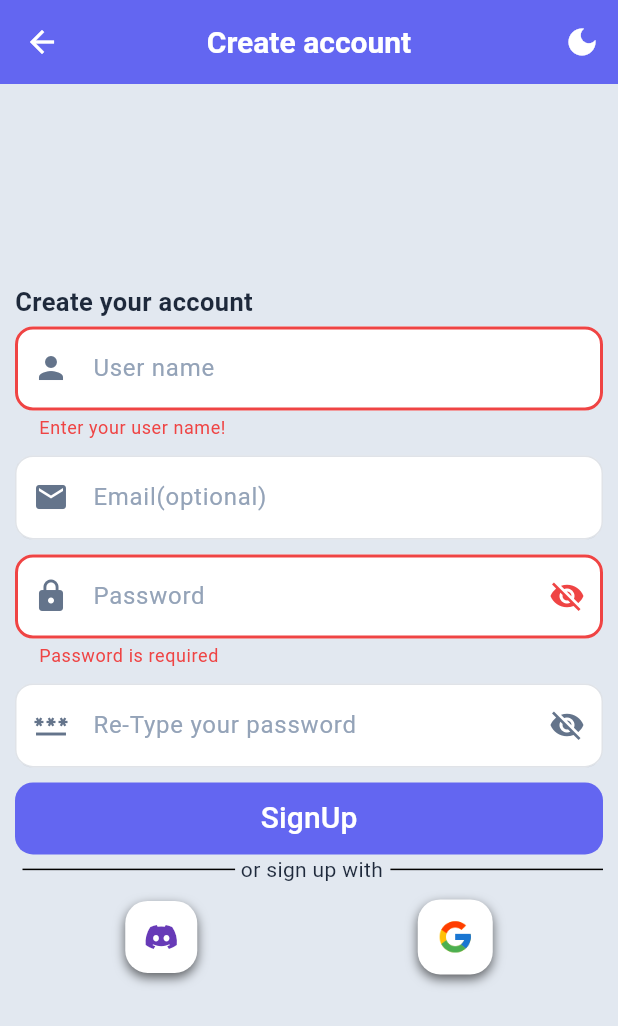
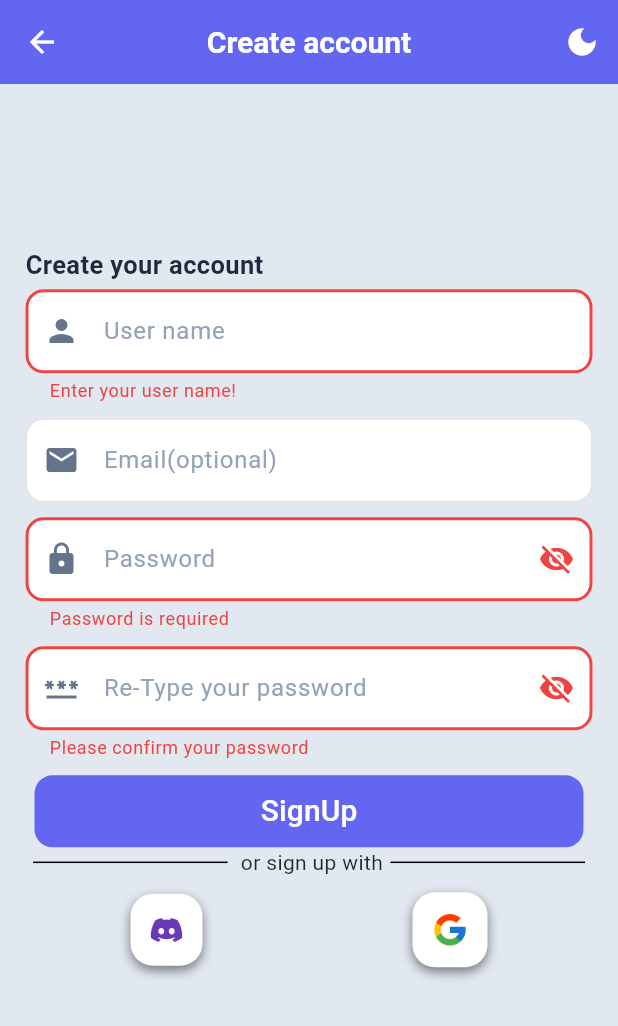
Before and after one commit to BasharSayyedAhmad/talcove, a Flutter app: the SignupScreen screen opened directly, after a tap on "SignUp", on a phone screen of 412 x 824 dp. Shown: the top 1026 px of the screen. Run offline on Flutter 3.47's test engine with Material 3 defaults, Android fonts, the phone set to English and light mode, and no system bars; our stand-ins replace flutter_riverpod, hive_flutter, riverpod_annotation; accounts and stored records are empty; generated files the repository leaves out were written again.

Commit message:
modified some files

```diff
--- a/lib/authentication/signup_screen.dart
+++ b/lib/authentication/signup_screen.dart
@@ -15,15 +15,16 @@ class SignupScreen extends ConsumerStatefulWidget {
 class _SignupScreenState extends ConsumerState<SignupScreen> {
   final usernameController = TextEditingController();
   final emailController = TextEditingController();
-
+  final passwordController = TextEditingController();
   final confirmPasswordController = TextEditingController();
   GlobalKey<FormState> validateKey = GlobalKey<FormState>();
-  String? password;
-  String? confrim;
+
   @override
   void dispose() {
     usernameController.dispose();
     emailController.dispose();
+    passwordController.dispose();
+    confirmPasswordController.dispose();
     super.dispose();
   }
 
@@ -51,10 +52,12 @@ class _SignupScreenState extends ConsumerState<SignupScreen> {
         ),
         body: SingleChildScrollView(
           padding: const EdgeInsets.all(10),
+          child: Padding(
+            padding: const EdgeInsets.symmetric(horizontal: 7.0),
             child: Column(
               crossAxisAlignment: CrossAxisAlignment.start,
               children: [
-              SizedBox(height: screenHeight * 0.15),
+                SizedBox(height: screenHeight * 0.12),
                 Text(
                   S.of(context).createYourAccount,
                   style: const TextStyle(
@@ -81,11 +84,16 @@ class _SignupScreenState extends ConsumerState<SignupScreen> {
                   prefixIcon: const Icon(Icons.email),
                 ),
                 const SizedBox(height: 10),
-              const PasswordFiledSignUp(),
+                PasswordFiledSignUp(passwordController: passwordController),
                 const SizedBox(height: 10),
-              const ConfirmPasswordSignUp(),
+                ConfirmPasswordSignUp(
+                  passwordController: passwordController,
+                  confirmController: confirmPasswordController,
+                ),
                 const SizedBox(height: 10),
-              ElevatedButton(
+                Padding(
+                  padding: const EdgeInsets.symmetric(horizontal: 6),
+                  child: ElevatedButton(
                     onPressed: () async {
                       if (validateKey.currentState!.validate()) {
                         await Future.delayed(const Duration(seconds: 1));
@@ -93,11 +101,16 @@ class _SignupScreenState extends ConsumerState<SignupScreen> {
                     },
                     child: const Text("SignUp", style: TextStyle(fontSize: 20)),
                   ),
+                ),
                 Row(
                   children: [
-                  const Expanded(child: Divider(indent: 5, thickness: 1)),
+                    const Expanded(
+                      child: Divider(indent: 5, thickness: 1, endIndent: 5),
+                    ),
                     Text(S.of(context).orSignUpWith),
-                  const Expanded(child: Divider(indent: 5, thickness: 1)),
+                    const Expanded(
+                      child: Divider(indent: 5, thickness: 1, endIndent: 5),
+                    ),
                   ],
                 ),
                 const SizedBox(height: 10),
@@ -110,7 +123,7 @@ class _SignupScreenState extends ConsumerState<SignupScreen> {
                         color: Theme.of(context).colorScheme.surface,
                         boxShadow: [
                           BoxShadow(
-                          color: Colors.black.withOpacity(0.6),
+                            color: Colors.black.withOpacity(0.5),
                             blurRadius: 6,
                             offset: const Offset(0, 3),
                           ),
@@ -130,7 +143,7 @@ class _SignupScreenState extends ConsumerState<SignupScreen> {
                         borderRadius: BorderRadius.circular(15),
                         boxShadow: [
                           BoxShadow(
-                          color: Colors.black.withOpacity(0.6),
+                            color: Colors.black.withOpacity(0.5),
                             blurRadius: 6,
                             offset: const Offset(0, 3),
                           ),
@@ -150,33 +163,35 @@ class _SignupScreenState extends ConsumerState<SignupScreen> {
             ),
           ),
         ),
+      ),
     );
   }
 }
 
 class PasswordFiledSignUp extends StatefulWidget {
-  const PasswordFiledSignUp({super.key, this.password});
+  const PasswordFiledSignUp({
+    super.key,
+    this.password,
+    this.onChanged,
+    required this.passwordController,
+  });
   final String? password;
+  final Function(String)? onChanged;
+  final TextEditingController passwordController;
 
   @override
   State<PasswordFiledSignUp> createState() => _PasswordFiledSignUpState();
 }
 
 class _PasswordFiledSignUpState extends State<PasswordFiledSignUp> {
-  final passwordController = TextEditingController();
-
   bool isVisible = true;
-  @override
-  void dispose() {
-    passwordController.dispose();
-    super.dispose();
-  }
 
   @override
   Widget build(BuildContext context) {
     return CustomText(
-      controller: passwordController,
+      controller: widget.passwordController,
       hintText: S.of(context).password,
+      onChanged: widget.onChanged,
       show: isVisible,
       validator: (val) => Validators.password(context, val),
       prefixIcon: const Icon(Icons.lock),
@@ -193,28 +208,32 @@ class _PasswordFiledSignUpState extends State<PasswordFiledSignUp> {
 }
 
 class ConfirmPasswordSignUp extends StatefulWidget {
-  const ConfirmPasswordSignUp({super.key, this.confirm, this.onChanged});
-  final String? confirm;
-  final String? Function(String)? onChanged;
+  const ConfirmPasswordSignUp({
+    super.key,
+    required this.confirmController,
+    required this.passwordController,
+  });
+  final TextEditingController passwordController;
+  final TextEditingController confirmController;
+
   @override
   State<ConfirmPasswordSignUp> createState() => _ConfirmPasswordSignUpState();
 }
 
 class _ConfirmPasswordSignUpState extends State<ConfirmPasswordSignUp> {
-  final confirmController = TextEditingController();
   bool isVisible = true;
-  @override
-  void dispose() {
-    confirmController.dispose();
-    super.dispose();
-  }
 
   @override
   Widget build(BuildContext context) {
     return CustomText(
-      controller: confirmController,
+      controller: widget.confirmController,
       hintText: S.of(context).confirm,
-      onChanged: widget.onChanged,
+
+      validator: (val) => Validators.confrimPassword(
+        context,
+        val,
+        widget.passwordController.text,
+      ),
       show: isVisible,
       prefixIcon: const Icon(Icons.password),
       suffixIcon: IconButton(
--- a/lib/core/utils/validators.dart
+++ b/lib/core/utils/validators.dart
@@ -2,20 +2,34 @@ import 'package:flutter/material.dart';
 import 'package:talcove/generated/l10n.dart';
 
 class Validators {
-  static String? password(BuildContext context, String? value) {
-    if (value == null || value.isEmpty) {
-      return S.of(context).passwordValidatorEmpty;
-    }
-    if (value.length < 6) {
-      S.of(context).passwordValidatorShort;
-    }
-    return null;
-  }
-
   static String? username(BuildContext context, String? value) {
     if (value == null || value.isEmpty) {
       return S.of(context).userNameValidatorEmpty;
     }
     return null;
   }
+
+  static String? password(BuildContext context, String? value) {
+    if (value == null || value.isEmpty) {
+      return S.of(context).passwordValidatorEmpty;
+    }
+    if (value.length < 6) {
+      return S.of(context).passwordValidatorShort;
+    }
+    return null;
+  }
+
+  static String? confrimPassword(
+    BuildContext context,
+    String? value,
+    String? original,
+  ) {
+    if (value == null || value.isEmpty) {
+      return S.of(context).confirmPasswordValidatorEmpty;
+    }
+    if (value != original) {
+      return S.of(context).confirmPasswordNotMatch;
+    }
+    return null;
+  }
 }
--- a/lib/l10n/intl_ar.arb
+++ b/lib/l10n/intl_ar.arb
@@ -1,4 +1,9 @@
 {
     "login":"تسجيل الدخول",
-    "signup": "انشاء حساب"
+    "signup": "انشاء حساب",
+    "passwordValidatorEmpty": "الرجاء إدخال كلمة المرور",
+    "passwordValidatorShort": "كلمة المرور يجب أن تكون 6 أحرف على الأقل",
+    "confirmPasswordValidatorEmpty": "الرجاء تأكيد كلمة المرور",
+    "confirmPasswordNotMatch": "كلمتا المرور غير متطابقتين"
+
 }
--- a/lib/l10n/intl_en.arb
+++ b/lib/l10n/intl_en.arb
@@ -10,5 +10,7 @@
     "confirm":"Re-Type your password",
     "passwordValidatorEmpty":"Password is required",
     "passwordValidatorShort":"Password must be at least 6 characters",
+    "confirmPasswordValidatorEmpty": "Please confirm your password",
+"confirmPasswordNotMatch": "Passwords do not match",
     "userNameValidatorEmpty":"UserName is required"
 }
```
Also changed, not shown: lib/generated/intl/messages_ar.dart, lib/generated/intl/messages_en.dart, lib/generated/l10n.dart. Lines whose indentation alone changed are shown as unchanged.
